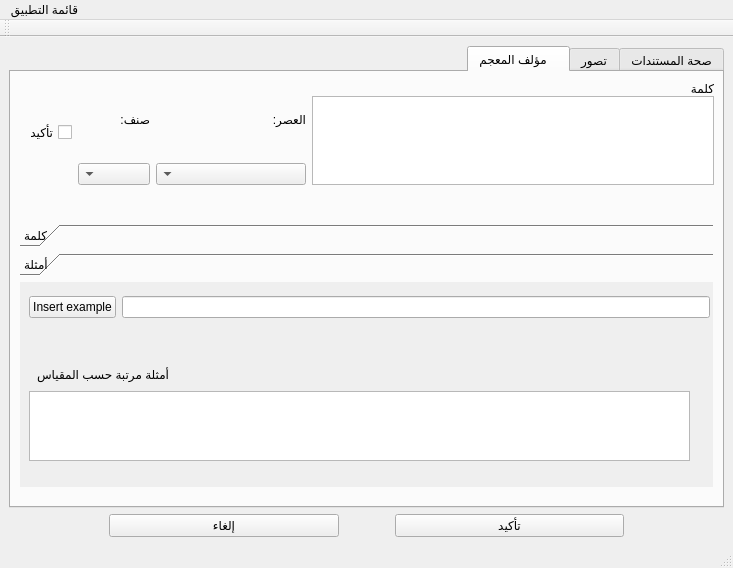
The window that UI/TAL.ui (naila-houacine/basicUi) describes before a commit, drawn with Qt 5.
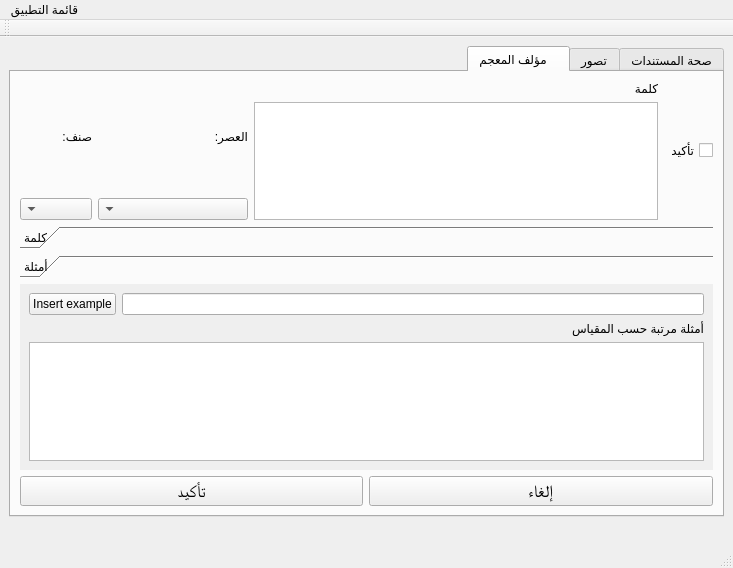
The same window after the commit.

Diff of the .ui file:
```diff
--- a/UI/TAL.ui
+++ b/UI/TAL.ui
@@ -182,188 +182,28 @@
        <attribute name="title">
         <string>مؤلف المعجم   </string>
        </attribute>
-       <widget class="QToolBox" name="toolBox">
-        <property name="geometry">
-         <rect>
-          <x>9</x>
-          <y>152</y>
-          <width>693</width>
-          <height>263</height>
-         </rect>
-        </property>
-        <property name="layoutDirection">
-         <enum>Qt::RightToLeft</enum>
-        </property>
-        <property name="currentIndex">
-         <number>1</number>
-        </property>
-        <widget class="QWidget" name="page">
-         <property name="geometry">
-          <rect>
-           <x>0</x>
-           <y>0</y>
-           <width>693</width>
-           <height>191</height>
-          </rect>
-         </property>
-         <property name="mouseTracking">
-          <bool>false</bool>
-         </property>
-         <attribute name="label">
-          <string>كلمة</string>
-         </attribute>
-         <widget class="QTableWidget" name="listmeaning">
-          <property name="geometry">
-           <rect>
-            <x>5</x>
-            <y>80</y>
-            <width>675</width>
-            <height>101</height>
-           </rect>
-          </property>
-          <attribute name="horizontalHeaderStretchLastSection">
-           <bool>true</bool>
-          </attribute>
-          <attribute name="verticalHeaderStretchLastSection">
-           <bool>true</bool>
-          </attribute>
-         </widget>
-         <widget class="QLabel" name="label_5">
-          <property name="geometry">
-           <rect>
-            <x>650</x>
-            <y>50</y>
-            <width>29</width>
-            <height>22</height>
-           </rect>
-          </property>
-          <property name="text">
-           <string>معنى</string>
-          </property>
-         </widget>
-         <widget class="QWidget" name="">
-          <property name="geometry">
-           <rect>
-            <x>9</x>
-            <y>10</y>
-            <width>671</width>
-            <height>32</height>
-           </rect>
-          </property>
-          <layout class="QHBoxLayout" name="horizontalLayout_8">
+       <layout class="QVBoxLayout" name="verticalLayout">
            <item>
-            <widget class="QLineEdit" name="editmeaning">
-             <property name="layoutDirection">
-              <enum>Qt::RightToLeft</enum>
-             </property>
-             <property name="text">
-              <string/>
-             </property>
-            </widget>
-           </item>
-           <item>
-            <widget class="QPushButton" name="insertmeaning">
-             <property name="text">
-              <string>Insert</string>
-             </property>
-            </widget>
-           </item>
-          </layout>
-         </widget>
-        </widget>
-        <widget class="QWidget" name="Examples">
-         <property name="geometry">
-          <rect>
-           <x>0</x>
-           <y>0</y>
-           <width>693</width>
-           <height>191</height>
-          </rect>
-         </property>
-         <attribute name="label">
-          <string>أمثلة</string>
-         </attribute>
-         <widget class="QLabel" name="label_4">
-          <property name="geometry">
-           <rect>
-            <x>9</x>
-            <y>81</y>
-            <width>140</width>
-            <height>22</height>
-           </rect>
-          </property>
-          <property name="text">
-           <string>أمثلة مرتبة حسب المقياس</string>
-          </property>
-         </widget>
-         <widget class="QWidget" name="">
-          <layout class="QHBoxLayout" name="horizontalLayout_4"/>
-         </widget>
-         <widget class="QTableWidget" name="exampleslist">
-          <property name="geometry">
-           <rect>
-            <x>9</x>
-            <y>109</y>
-            <width>661</width>
-            <height>70</height>
-           </rect>
-          </property>
-          <attribute name="horizontalHeaderStretchLastSection">
-           <bool>true</bool>
-          </attribute>
-          <attribute name="verticalHeaderStretchLastSection">
-           <bool>true</bool>
-          </attribute>
-         </widget>
-         <widget class="QWidget" name="">
-          <property name="geometry">
-           <rect>
-            <x>9</x>
-            <y>9</y>
-            <width>681</width>
-            <height>32</height>
-           </rect>
-          </property>
-          <layout class="QHBoxLayout" name="horizontalLayout_9">
-           <item>
-            <widget class="QLineEdit" name="modifyexample"/>
-           </item>
-           <item>
-            <widget class="QPushButton" name="insertexample">
-             <property name="text">
-              <string>Insert example</string>
-             </property>
-            </widget>
-           </item>
-          </layout>
-         </widget>
-        </widget>
-       </widget>
-       <widget class="QWidget" name="">
-        <property name="geometry">
-         <rect>
-          <x>12</x>
-          <y>9</y>
-          <width>691</width>
-          <height>104</height>
-         </rect>
-        </property>
         <layout class="QHBoxLayout" name="horizontalLayout_7">
+          <item>
+           <widget class="QCheckBox" name="checkword">
+            <property name="text">
+             <string>تأكيد</string>
+            </property>
+           </widget>
+          </item>
          <item>
           <layout class="QHBoxLayout" name="horizontalLayout_6">
            <item>
-            <layout class="QVBoxLayout" name="verticalLayout_2">
-             <property name="spacing">
-              <number>0</number>
-             </property>
-             <item>
+             <layout class="QGridLayout" name="gridLayout_2">
+              <item row="0" column="0">
               <widget class="QLabel" name="label_3">
                <property name="text">
                 <string>كلمة</string>
                </property>
               </widget>
              </item>
-             <item>
+              <item row="1" column="0">
               <widget class="QTextEdit" name="wordtext">
                <property name="overwriteMode">
                 <bool>false</bool>
@@ -413,15 +253,160 @@
            </item>
           </layout>
          </item>
+         </layout>
+        </item>
          <item>
-          <widget class="QCheckBox" name="checkword">
+         <widget class="QToolBox" name="toolBox">
+          <property name="layoutDirection">
+           <enum>Qt::RightToLeft</enum>
+          </property>
+          <property name="currentIndex">
+           <number>1</number>
+          </property>
+          <widget class="QWidget" name="page">
+           <property name="geometry">
+            <rect>
+             <x>0</x>
+             <y>0</y>
+             <width>679</width>
+             <height>154</height>
+            </rect>
+           </property>
+           <property name="mouseTracking">
+            <bool>false</bool>
+           </property>
+           <attribute name="label">
+            <string>كلمة</string>
+           </attribute>
+           <layout class="QVBoxLayout" name="verticalLayout_10">
+            <item>
+             <layout class="QHBoxLayout" name="horizontalLayout_8">
+              <item>
+               <widget class="QLineEdit" name="editmeaning">
+                <property name="layoutDirection">
+                 <enum>Qt::RightToLeft</enum>
+                </property>
+                <property name="text">
+                 <string/>
+                </property>
+               </widget>
+              </item>
+              <item>
+               <widget class="QPushButton" name="insertmeaning">
+                <property name="text">
+                 <string>Insert</string>
+                </property>
+               </widget>
+              </item>
+             </layout>
+            </item>
+            <item>
+             <widget class="QLabel" name="label_5">
+              <property name="text">
+               <string>معنى</string>
+              </property>
+             </widget>
+            </item>
+            <item>
+             <widget class="QTableWidget" name="listmeaning">
+              <attribute name="horizontalHeaderStretchLastSection">
+               <bool>true</bool>
+              </attribute>
+              <attribute name="verticalHeaderStretchLastSection">
+               <bool>true</bool>
+              </attribute>
+             </widget>
+            </item>
+           </layout>
+          </widget>
+          <widget class="QWidget" name="Examples">
+           <property name="geometry">
+            <rect>
+             <x>0</x>
+             <y>0</y>
+             <width>679</width>
+             <height>162</height>
+            </rect>
+           </property>
+           <attribute name="label">
+            <string>أمثلة</string>
+           </attribute>
+           <layout class="QVBoxLayout" name="verticalLayout_11">
+            <item>
+             <layout class="QHBoxLayout" name="horizontalLayout_4"/>
+            </item>
+            <item>
+             <layout class="QHBoxLayout" name="horizontalLayout_9">
+              <item>
+               <widget class="QLineEdit" name="modifyexample"/>
+              </item>
+              <item>
+               <widget class="QPushButton" name="insertexample">
+                <property name="text">
+                 <string>Insert example</string>
+                </property>
+               </widget>
+              </item>
+             </layout>
+            </item>
+            <item>
+             <widget class="QLabel" name="label_4">
+              <property name="text">
+               <string>أمثلة مرتبة حسب المقياس</string>
+              </property>
+             </widget>
+            </item>
+            <item>
+             <widget class="QTableWidget" name="exampleslist">
+              <attribute name="horizontalHeaderStretchLastSection">
+               <bool>true</bool>
+              </attribute>
+              <attribute name="verticalHeaderStretchLastSection">
+               <bool>true</bool>
+              </attribute>
+             </widget>
+            </item>
+           </layout>
+          </widget>
+         </widget>
+        </item>
+        <item>
+         <layout class="QHBoxLayout" name="horizontalLayout_19">
+          <item>
+           <widget class="QPushButton" name="pushButton_5">
+            <property name="font">
+             <font>
+              <family>Bitstream Charter</family>
+              <pointsize>13</pointsize>
+              <weight>9</weight>
+              <italic>false</italic>
+              <bold>false</bold>
+             </font>
+            </property>
+            <property name="text">
+             <string>إلغاء</string>
+            </property>
+           </widget>
+          </item>
+          <item>
+           <widget class="QPushButton" name="pushButton_4">
+            <property name="font">
+             <font>
+              <family>Bitstream Charter</family>
+              <pointsize>13</pointsize>
+              <weight>9</weight>
+              <italic>false</italic>
+              <bold>false</bold>
+             </font>
+            </property>
            <property name="text">
             <string>تأكيد</string>
            </property>
           </widget>
          </item>
         </layout>
-       </widget>
+        </item>
+       </layout>
       </widget>
      </widget>
     </item>
@@ -443,13 +428,6 @@
         </property>
        </spacer>
       </item>
-      <item>
-       <widget class="QPushButton" name="pushButton_3">
-        <property name="text">
-         <string>إلغاء</string>
-        </property>
-       </widget>
-      </item>
       <item>
        <spacer name="horizontalSpacer_2">
         <property name="orientation">
@@ -466,13 +444,6 @@
         </property>
        </spacer>
       </item>
-      <item>
-       <widget class="QPushButton" name="pushButton_4">
-        <property name="text">
-         <string>تأكيد</string>
-        </property>
-       </widget>
-      </item>
       <item>
        <spacer name="horizontalSpacer_3">
         <property name="orientation">
```
Left out of the diff: 2 changed lines with no effect on the pictures. Lines whose indentation alone changed are shown as unchanged.
